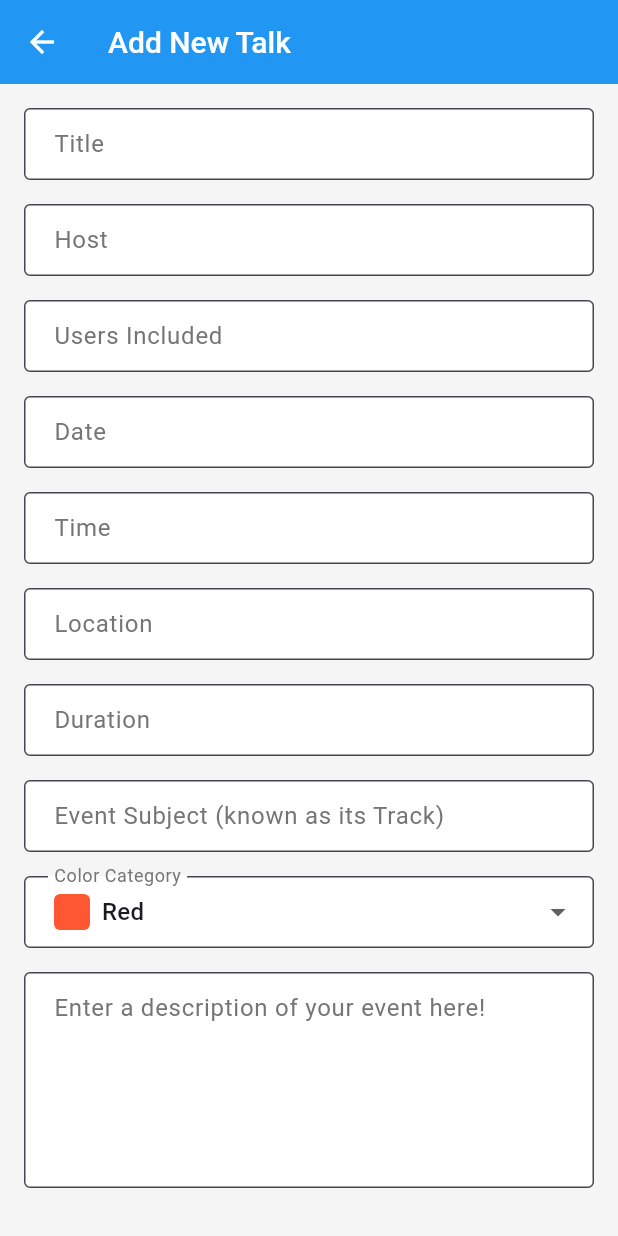
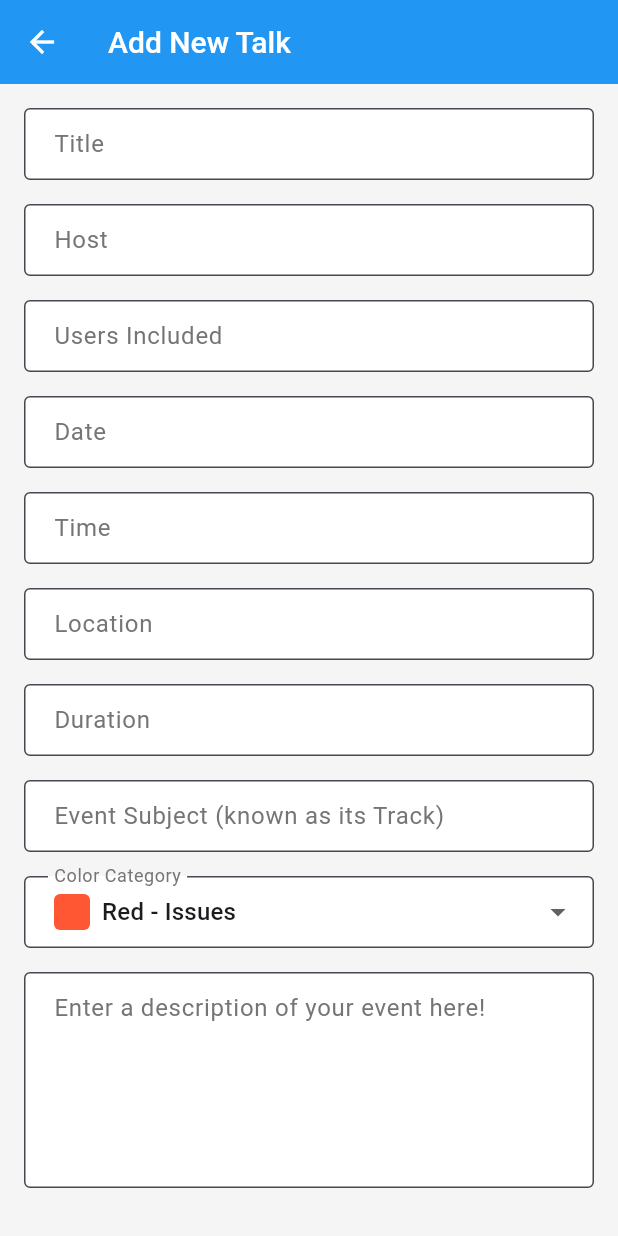
Before and after one commit to finn1817/confernece_app, a Flutter app: the TalkFormScreen screen opened directly with empty values, on a phone screen of 412 x 824 dp. Run offline on Flutter 3.47's test engine with Material 3 defaults, Android fonts, the phone set to English and light mode, and no system bars; our stand-ins replace cloud_firestore, firebase_core; accounts and stored records are empty.

Commit message:
Gave the color coding actual Reasoning (simple added info after the color text)

```diff
--- a/lib/screens/talk_form_screen.dart
+++ b/lib/screens/talk_form_screen.dart
@@ -25,11 +25,11 @@ class _TalkFormScreenState extends State<TalkFormScreen> {
 
   // color options
   final List<Map<String, dynamic>> colorOptions = [
-    {'name': 'Red', 'code': '#FF5733'},
-    {'name': 'Green', 'code': '#33FF57'},
-    {'name': 'Blue', 'code': '#3357FF'},
-    {'name': 'Purple', 'code': '#8333FF'},
-    {'name': 'Orange', 'code': '#FF8C33'},
+    {'name': 'Red - Issues', 'code': '#FF5733'},
+    {'name': 'Green - Meetings', 'code': '#33FF57'},
+    {'name': 'Blue - Projects', 'code': '#3357FF'},
+    {'name': 'Purple - Activities', 'code': '#8333FF'},
+    {'name': 'Orange - Other Events', 'code': '#FF8C33'},
   ];
 
   @override
```
